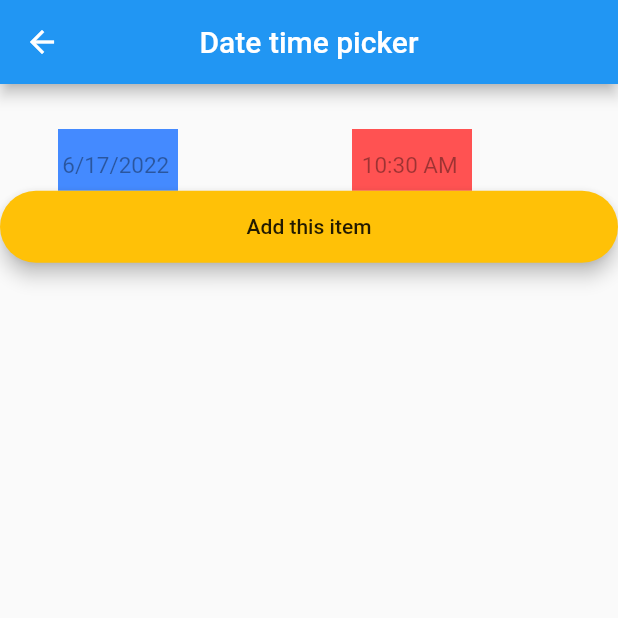
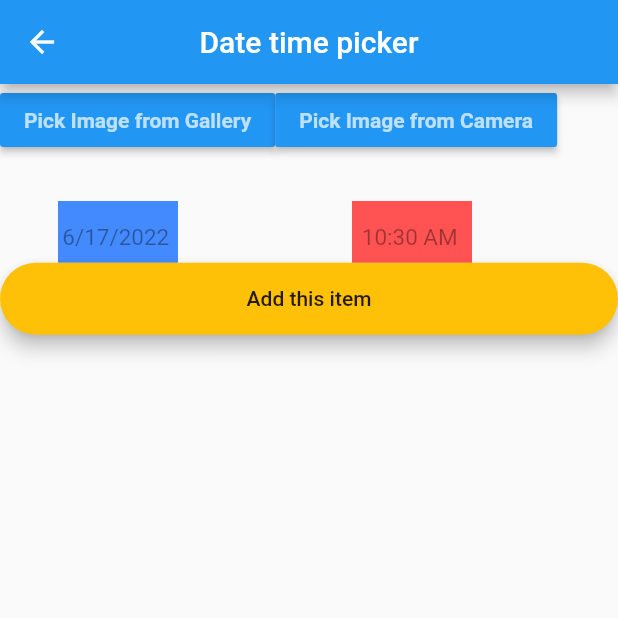
Before and after one commit to Dhruvpshahh/Test, a Flutter app: the DateTimePicker screen opened directly, on a phone screen of 412 x 824 dp, the top half of it. Run offline on Flutter 3.47's test engine with Material 2 defaults, Android fonts, the phone set to English and light mode, and no system bars; our stand-ins replace cloud_firestore, date_format, firebase_auth, firebase_core, fluttertoast, image_picker; accounts and stored records are empty.

Commit message:
ImageAdd

```diff
--- a/lib/pages/add_item.dart
+++ b/lib/pages/add_item.dart
@@ -1,7 +1,8 @@
 import 'package:date_format/date_format.dart';
 import 'package:flutter/material.dart';
 import 'package:intl/intl.dart';
-
+import 'package:testx/pages/gallery.dart';
+import 'package:testx/pages/img.dart';
 
 class DateTimePicker extends StatefulWidget {
   @override
@@ -57,6 +58,11 @@ class _DateTimePickerState extends State<DateTimePicker> {
       });
   }
 
+  void _handleURLButtonPress(BuildContext context, var type) {
+    Navigator.push(context,
+        MaterialPageRoute(builder: (context) => ImageFromGalleryEx(type)));
+  }
+
   @override
   void initState() {
     _dateController.text = DateFormat.yMd().format(DateTime.now());
@@ -83,6 +89,32 @@ class _DateTimePickerState extends State<DateTimePicker> {
           child: Column(
             children: <Widget>[
               Row(
+                children: <Widget>[
+                  MaterialButton(
+                    color: Colors.blue,
+                    child: Text(
+                      "Pick Image from Gallery",
+                      style: TextStyle(
+                          color: Colors.white70, fontWeight: FontWeight.bold),
+                    ),
+                    onPressed: () {
+                      _handleURLButtonPress(context, ImageSourceType.gallery);
+                    },
+                  ),
+                  MaterialButton(
+                    color: Colors.blue,
+                    child: Text(
+                      "Pick Image from Camera",
+                      style: TextStyle(
+                          color: Colors.white70, fontWeight: FontWeight.bold),
+                    ),
+                    onPressed: () {
+                      _handleURLButtonPress(context, ImageSourceType.camera);
+                    },
+                  ),
+                ],
+              ),
+              Row(
                   crossAxisAlignment: CrossAxisAlignment.center,
                   children: <Widget>[
                     Expanded(
@@ -98,7 +130,8 @@ class _DateTimePickerState extends State<DateTimePicker> {
                               height: _height / 20,
                               margin: EdgeInsets.only(top: 30, left: 20),
                               alignment: Alignment.center,
-                            decoration: BoxDecoration(color: Colors.blueAccent),
+                              decoration:
+                                  BoxDecoration(color: Colors.blueAccent),
                               child: TextFormField(
                                 style: TextStyle(fontSize: 15),
                                 textAlign: TextAlign.center,
@@ -109,8 +142,8 @@ class _DateTimePickerState extends State<DateTimePicker> {
                                   _setDate = val!;
                                 },
                                 decoration: InputDecoration(
-                                  disabledBorder:
-                                  UnderlineInputBorder(borderSide: BorderSide.none),
+                                    disabledBorder: UnderlineInputBorder(
+                                        borderSide: BorderSide.none),
                                     // labelText: 'Time',
                                     contentPadding: EdgeInsets.only(top: 0.0)),
                               ),
@@ -118,7 +151,6 @@ class _DateTimePickerState extends State<DateTimePicker> {
                           ),
                         ],
                       ),
-
                     ),
                     Expanded(
                       flex: 2,
@@ -133,7 +165,8 @@ class _DateTimePickerState extends State<DateTimePicker> {
                               width: 80,
                               height: _height / 20,
                               alignment: Alignment.center,
-                            decoration: BoxDecoration(color: Colors.redAccent),
+                              decoration:
+                                  BoxDecoration(color: Colors.redAccent),
                               child: TextFormField(
                                 style: TextStyle(fontSize: 15),
                                 textAlign: TextAlign.center,
@@ -144,8 +177,8 @@ class _DateTimePickerState extends State<DateTimePicker> {
                                 keyboardType: TextInputType.text,
                                 controller: _timeController,
                                 decoration: InputDecoration(
-                                  disabledBorder:
-                                  UnderlineInputBorder(borderSide: BorderSide.none),
+                                    disabledBorder: UnderlineInputBorder(
+                                        borderSide: BorderSide.none),
                                     // labelText: 'Time',
                                     contentPadding: EdgeInsets.all(5)),
                               ),
@@ -154,8 +187,7 @@ class _DateTimePickerState extends State<DateTimePicker> {
                         ],
                       ),
                     ),
-                ]
-            ),
+                  ]),
               Row(
                 children: <Widget>[
                   Material(
@@ -165,20 +197,14 @@ class _DateTimePickerState extends State<DateTimePicker> {
                     child: MaterialButton(
                       padding: EdgeInsets.fromLTRB(20, 15, 20, 15),
                       minWidth: MediaQuery.of(context).size.width,
-                    onPressed: () {
-                    },
+                      onPressed: () {},
                       child: Text("Add this item"),
                     ),
                   ),
                 ],
-
-
               ),
             ],
-        )
-
-
-      ),
+          )),
     );
   }
 }
```
Also changed, not shown: lib/pages/gallery.dart (added, +82 -0 lines), lib/pages/img.dart (added, +47 -0 lines). Lines whose indentation alone changed are shown as unchanged.
